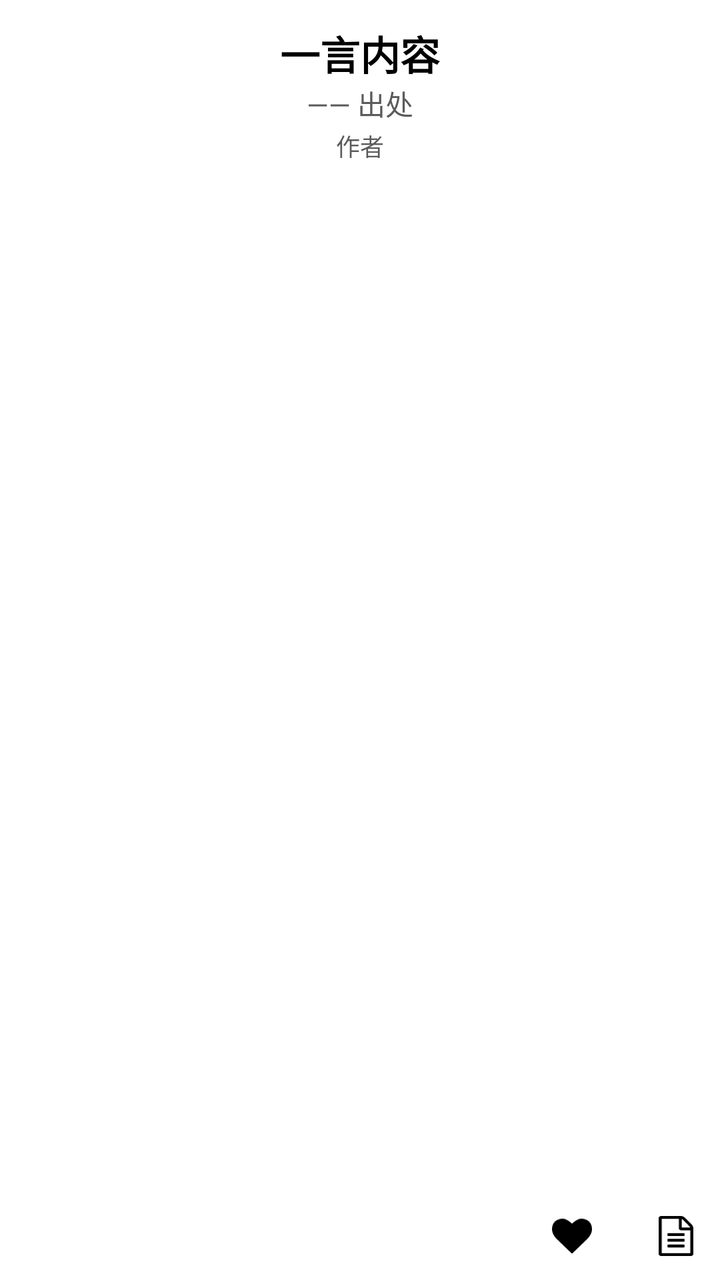
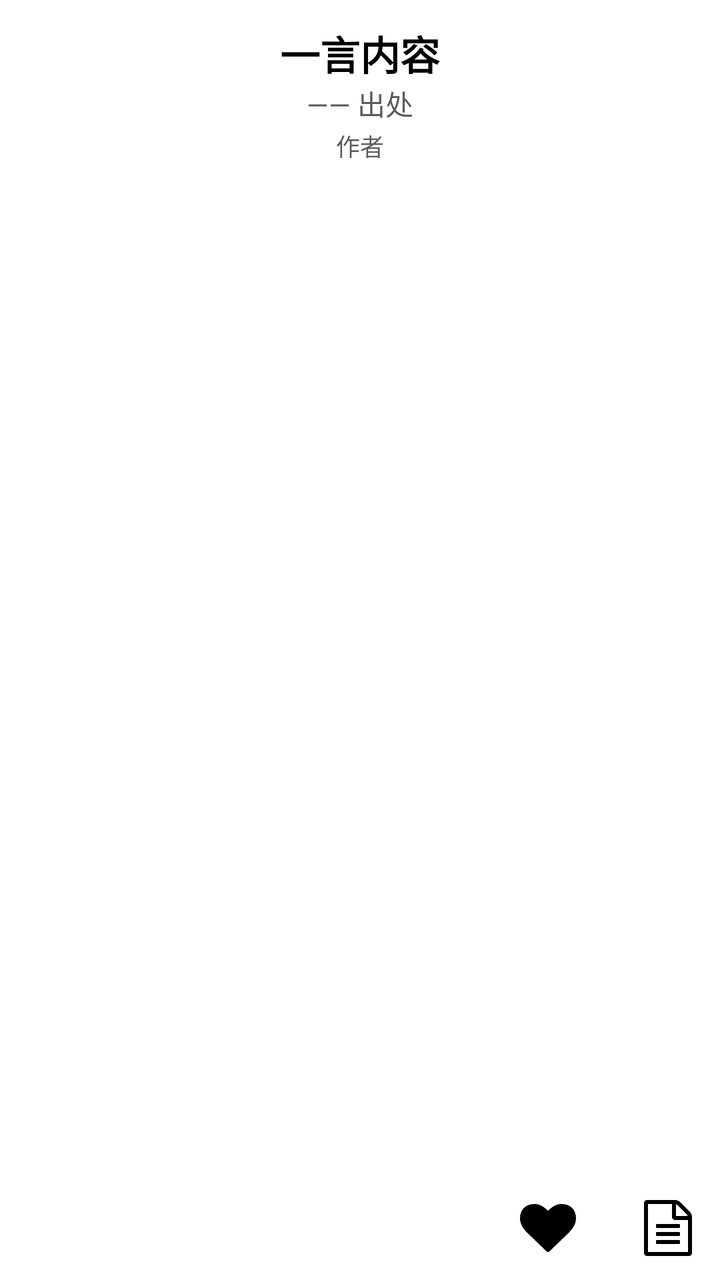

An Android layout rendered at two revisions. The XML below is the earlier revision; the diff shows what the commit changed to produce the second picture.
<!-- AndroidManifest.xml: application theme Theme.Hitokoto -->
<!-- res/layout/widget_hitokoto.xml -->
<?xml version="1.0" encoding="utf-8"?>
<RelativeLayout xmlns:android="http://schemas.android.com/apk/res/android"
    xmlns:app="http://schemas.android.com/apk/res-auto"
    android:id="@+id/widget_root"
    android:layout_width="match_parent"
    android:layout_height="match_parent"
    android:background="@drawable/bg_widget_white"
    android:padding="12dp"
    android:clickable="true"
    android:focusable="true"
    app:layout_constraintCircleRadius="10dp">



        <TextView
            android:id="@+id/tv_hitokoto"
            android:textFontWeight="600"
            android:scrollbarStyle="insideInset"
            android:overScrollMode="always"
            android:layout_width="match_parent"
            android:layout_height="wrap_content"
            android:ellipsize="end"
            android:fontFamily="sans-serif"
            android:gravity="center_horizontal"
            android:maxLines="4"
            android:text="一言内容"
            android:textColor="@color/TextPrimary"
            android:textSize="20sp" />


    <TextView
        android:id="@+id/tv_from"
        android:layout_width="wrap_content"
        android:layout_height="wrap_content"
        android:layout_below="@+id/tv_hitokoto"
        android:layout_centerHorizontal="true"
        android:gravity="center_horizontal"
        android:text="—— 出处"
        android:textColor="@color/TextSecondary"
        android:textSize="14sp" />

        <TextView
            android:id="@+id/tv_author"
            android:layout_width="wrap_content"
            android:layout_height="wrap_content"
            android:layout_below="@id/tv_from"
            android:text="作者"
            android:textSize="12sp"
            android:textColor="@color/TextSecondary"
            android:layout_marginTop="2dp"
            android:gravity="center_horizontal"
            android:layout_centerHorizontal="true"/>

    <ImageButton
        android:id="@+id/btn_fav"
        android:layout_width="20dp"
        android:layout_height="20dp"
        android:layout_alignParentBottom="true"
        android:layout_marginEnd="32dp"
        android:layout_marginBottom="0dp"
        android:layout_toStartOf="@+id/btn_copy"
        android:background="@android:color/transparent"
        android:contentDescription="收藏"
        android:scaleType="fitCenter"
        android:src="@drawable/ic_favico" />

    <ImageButton
            android:id="@+id/btn_copy"
            android:layout_width="20dp"
            android:layout_height="20dp"
            android:scaleType="fitCenter"
            android:layout_marginBottom="0dp"
            android:layout_alignParentBottom="true"
            android:layout_alignParentEnd="true"
            android:background="@android:color/transparent"
            android:src="@drawable/ic_cache"
            android:contentDescription="复制"/>



</RelativeLayout>
<!-- resources referenced by this layout -->
<resources>
  <color name="TextPrimary">#000000</color>
  <color name="TextSecondary">#5B5B5B</color>
  <!-- drawable bg_widget_white (drawable) -->
  <shape xmlns:android="http://schemas.android.com/apk/res/android"
      android:shape="rectangle">
      <solid android:color="@android:color/white"/>
      <corners android:radius="16dp"/>
  </shape>
  <!-- drawable ic_cache (drawable) -->
  <vector xmlns:android="http://schemas.android.com/apk/res/android" android:autoMirrored="true" android:height="1792dp" android:viewportHeight="1792" android:viewportWidth="1536" android:width="1536dp">
        
      <path android:fillColor="#FF000000" android:pathData="M1156,68L1468,380Q1496,408 1516,456Q1536,504 1536,544L1536,1696Q1536,1736 1508,1764Q1480,1792 1440,1792L96,1792Q56,1792 28,1764Q0,1736 0,1696L0,96Q0,56 28,28Q56,0 96,0L992,0Q1032,0 1080,20Q1128,40 1156,68ZM1024,136L1024,512L1400,512Q1390,483 1378,471L1065,158Q1053,146 1024,136ZM1408,1664L1408,640L992,640Q952,640 924,612Q896,584 896,544L896,128L128,128L128,1664ZM384,864L384,800Q384,786 393,777Q402,768 416,768L1120,768Q1134,768 1143,777Q1152,786 1152,800L1152,864Q1152,878 1143,887Q1134,896 1120,896L416,896Q402,896 393,887Q384,878 384,864ZM416,1024L1120,1024Q1134,1024 1143,1033Q1152,1042 1152,1056L1152,1120Q1152,1134 1143,1143Q1134,1152 1120,1152L416,1152Q402,1152 393,1143Q384,1134 384,1120L384,1056Q384,1042 393,1033Q402,1024 416,1024ZM416,1280L1120,1280Q1134,1280 1143,1289Q1152,1298 1152,1312L1152,1376Q1152,1390 1143,1399Q1134,1408 1120,1408L416,1408Q402,1408 393,1399Q384,1390 384,1376L384,1312Q384,1298 393,1289Q402,1280 416,1280Z"/>
      
  </vector>
  <!-- drawable ic_favico (drawable) -->
  <vector xmlns:android="http://schemas.android.com/apk/res/android" android:autoMirrored="true" android:height="1536dp" android:viewportHeight="1536" android:viewportWidth="1792" android:width="1792dp">
  
      <path android:fillColor="#FF000000" android:pathData="M940,1518Q922,1536 896,1536Q870,1536 852,1518L228,916Q218,908 200.5,890Q183,872 145,824.5Q107,777 77,727Q47,677 23.5,606Q0,535 0,468Q0,248 127,124Q254,0 478,0Q540,0 604.5,21.5Q669,43 724.5,79.5Q780,116 820,148Q860,180 896,216Q932,180 972,148Q1012,116 1067.5,79.5Q1123,43 1187.5,21.5Q1252,0 1314,0Q1538,0 1665,124Q1792,248 1792,468Q1792,689 1563,918L940,1518Z"/>
  
  </vector>
  <style name="Theme.Hitokoto" parent="Theme.MaterialComponents.DayNight.NoActionBar">
          
          <item name="colorPrimary">@color/purple_500</item>
          <item name="colorPrimaryVariant">@color/purple_700</item>
          <item name="colorOnPrimary">@color/white</item>
          
          <item name="colorSecondary">@color/teal_200</item>
          <item name="colorSecondaryVariant">@color/teal_700</item>
          <item name="colorOnSecondary">@color/black</item>
          
          <item name="android:statusBarColor">@android:color/transparent</item>
          <item name="android:navigationBarColor">@android:color/transparent</item>
          <item name="android:windowTranslucentStatus">true</item>
          <item name="android:windowTranslucentNavigation">true</item>
          <item name="android:windowDrawsSystemBarBackgrounds">true</item>
      </style>
  <color name="purple_500">#50A48A</color>
  <color name="purple_700">#1B7E59</color>
  <color name="white">#FFFFFFFF</color>
  <color name="teal_200">#94C8BD</color>
  <color name="teal_700">#FF018786</color>
  <color name="black">#FF000000</color>
</resources>

<!-- the commit's change to res/layout/widget_hitokoto.xml (unified diff, before → after) -->
@@ -53,8 +53,8 @@
 
     <ImageButton
         android:id="@+id/btn_fav"
-        android:layout_width="20dp"
-        android:layout_height="20dp"
+        android:layout_width="28dp"
+        android:layout_height="28dp"
         android:layout_alignParentBottom="true"
         android:layout_marginEnd="32dp"
         android:layout_marginBottom="0dp"
@@ -62,16 +62,18 @@
         android:background="@android:color/transparent"
         android:contentDescription="收藏"
         android:scaleType="fitCenter"
+        app:tint="@color/iconTint"
         android:src="@drawable/ic_favico" />
 
     <ImageButton
             android:id="@+id/btn_copy"
-            android:layout_width="20dp"
-            android:layout_height="20dp"
+            android:layout_width="28dp"
+            android:layout_height="28dp"
             android:scaleType="fitCenter"
             android:layout_marginBottom="0dp"
             android:layout_alignParentBottom="true"
             android:layout_alignParentEnd="true"
+            app:tint="@color/iconTint"
             android:background="@android:color/transparent"
             android:src="@drawable/ic_cache"
             android:contentDescription="复制"/>
<!-- resource entries referenced after the edit -->
@@ -2,6 +2,7 @@
 <resources>
   <color name="TextPrimary">#000000</color>
   <color name="TextSecondary">#5B5B5B</color>
+  <color name="iconTint">#000000</color>
   <!-- drawable bg_widget_white (drawable) -->
   <shape xmlns:android="http://schemas.android.com/apk/res/android"
       android:shape="rectangle">
